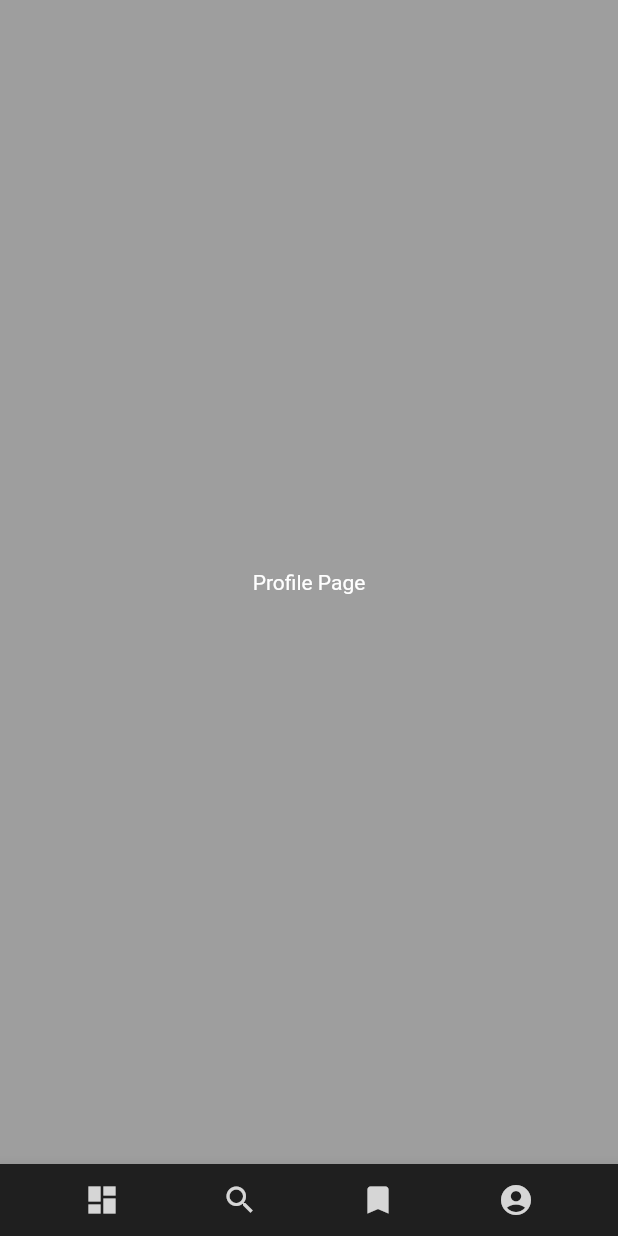
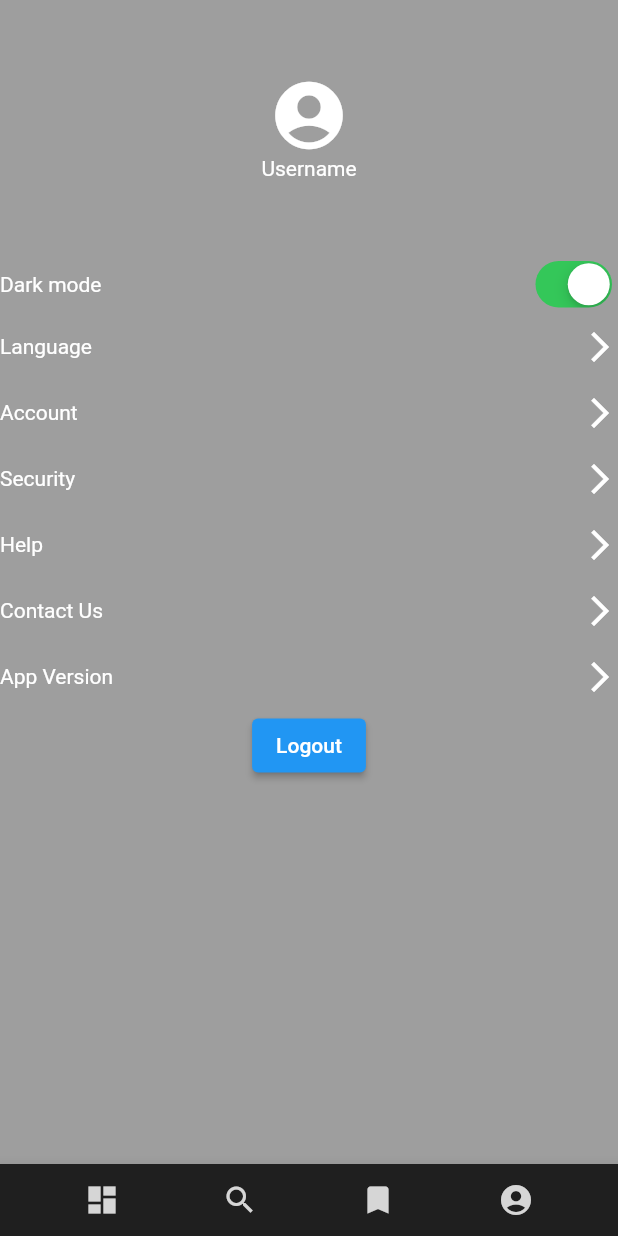
Before and after one commit to askpradana/flutternewsapi1, a Flutter app: the screen it shows after launch, swiped to page 4, on a phone screen of 412 x 824 dp. Run offline on Flutter 3.47's test engine with Material 2 defaults, Android fonts, the phone set to English and light mode, and no system bars; network calls fail.

Commit message:
add search and profile page

```diff
--- a/lib/components/appbar.dart
+++ /dev/null
@@ -1,41 +0,0 @@
-import 'package:flutter/material.dart';
-
-class CustomBottomAppBar extends StatelessWidget {
-  const CustomBottomAppBar({
-    Key? key,
-  }) : super(key: key);
-
-  static Color warnaAbu = Color(0xffD6D6D6);
-
-  @override
-  Widget build(BuildContext context) {
-    return BottomAppBar(
-      color: Color(0xff1F1F1F),
-      child: Row(
-        mainAxisAlignment: MainAxisAlignment.spaceEvenly,
-        children: [
-          IconButton(
-            onPressed: () {},
-            color: warnaAbu,
-            icon: Icon(Icons.dashboard),
-          ),
-          IconButton(
-            onPressed: () {},
-            color: warnaAbu,
-            icon: Icon(Icons.search),
-          ),
-          IconButton(
-            onPressed: () {},
-            color: warnaAbu,
-            icon: Icon(Icons.bookmark),
-          ),
-          IconButton(
-            onPressed: () {},
-            color: warnaAbu,
-            icon: Icon(Icons.account_circle),
-          ),
-        ],
-      ),
-    );
-  }
-}
--- /dev/null
+++ b/lib/components/bottomappbar.dart
@@ -0,0 +1,64 @@
+import 'package:flutter/material.dart';
+
+class CustomBottomAppBar extends StatefulWidget {
+  CustomBottomAppBar({
+    Key? key,
+    required this.pageController,
+  }) : super(key: key);
+
+  static Color warnaAbu = Color(0xffD6D6D6);
+  PageController pageController;
+
+  @override
+  State<CustomBottomAppBar> createState() => _CustomBottomAppBarState();
+}
+
+class _CustomBottomAppBarState extends State<CustomBottomAppBar> {
+  @override
+  Widget build(BuildContext context) {
+    return BottomAppBar(
+      color: Color(0xff1F1F1F),
+      child: Row(
+        mainAxisAlignment: MainAxisAlignment.spaceEvenly,
+        children: [
+          IconButton(
+            onPressed: () {
+              setState(() {
+                widget.pageController.jumpToPage(0);
+              });
+            },
+            color: CustomBottomAppBar.warnaAbu,
+            icon: Icon(Icons.dashboard),
+          ),
+          IconButton(
+            onPressed: () {
+              setState(() {
+                widget.pageController.jumpToPage(1);
+              });
+            },
+            color: CustomBottomAppBar.warnaAbu,
+            icon: Icon(Icons.search),
+          ),
+          IconButton(
+            onPressed: () {
+              setState(() {
+                widget.pageController.jumpToPage(2);
+              });
+            },
+            color: CustomBottomAppBar.warnaAbu,
+            icon: Icon(Icons.bookmark),
+          ),
+          IconButton(
+            onPressed: () {
+              setState(() {
+                widget.pageController.jumpToPage(3);
+              });
+            },
+            color: CustomBottomAppBar.warnaAbu,
+            icon: Icon(Icons.account_circle),
+          ),
+        ],
+      ),
+    );
+  }
+}
--- a/lib/components/newest_story.dart
+++ b/lib/components/newest_story.dart
@@ -2,7 +2,6 @@ import 'package:flutter/material.dart';
 import 'package:newsapi_wallstreetjournal/components/read_story.dart';
 import 'package:newsapi_wallstreetjournal/controller/api.dart';
 import 'package:newsapi_wallstreetjournal/model/model.dart';
-import 'package:newsapi_wallstreetjournal/pages/read_news.dart';
 
 class ManggilNewStory extends StatefulWidget {
   const ManggilNewStory({Key? key}) : super(key: key);
--- a/lib/pages/caller.dart
+++ b/lib/pages/caller.dart
@@ -1,10 +1,9 @@
 import 'package:flutter/material.dart';
 import 'package:flutter/services.dart';
-import 'package:newsapi_wallstreetjournal/components/appbar.dart';
+import 'package:newsapi_wallstreetjournal/components/bottomappbar.dart';
 import 'package:newsapi_wallstreetjournal/pages/bookmark.dart';
 import 'package:newsapi_wallstreetjournal/pages/mainpage.dart';
 import 'package:newsapi_wallstreetjournal/pages/profile.dart';
-import 'package:newsapi_wallstreetjournal/pages/search.dart';
 
 class HomePage extends StatefulWidget {
   const HomePage({Key? key}) : super(key: key);
@@ -15,6 +14,13 @@ class HomePage extends StatefulWidget {
 
 class _HomePageState extends State<HomePage> {
   PageController pageController = PageController();
+
+  @override
+  void initState() {
+    pageController = PageController(initialPage: 0);
+    super.initState();
+  }
+
   @override
   void dispose() {
     pageController.dispose();
@@ -31,7 +37,9 @@ class _HomePageState extends State<HomePage> {
         home: Scaffold(
           backgroundColor: Colors.black38,
           // backgroundColor: Colors.white,
-          bottomNavigationBar: CustomBottomAppBar(),
+          bottomNavigationBar: CustomBottomAppBar(
+            pageController: pageController,
+          ),
           body: Caller(
             pageController: pageController,
           ),
@@ -45,7 +53,7 @@ class Caller extends StatefulWidget {
     required this.pageController,
   }) : super(key: key);
 
-  PageController pageController = PageController();
+  PageController pageController;
 
   @override
   State<Caller> createState() => _CallerState();
@@ -53,29 +61,53 @@ class Caller extends StatefulWidget {
 
 class _CallerState extends State<Caller> {
   final page1 = mainPage();
-  final page2 = searchPage();
+  // final page2 = searchPage(searchbarTextController);
   final page3 = bookmarkPage();
   final page4 = profilePage();
+
+  TextEditingController searchbarTextController = TextEditingController();
 
   @override
   void initState() {
     super.initState();
-    widget.pageController = PageController();
+    searchbarTextController.addListener(printTulisanSearchBar);
   }
 
   @override
   void dispose() {
-    widget.pageController.dispose();
+    searchbarTextController.dispose();
     super.dispose();
+  }
+
+  searchPage() {
+    return Padding(
+      padding: const EdgeInsets.all(8.0),
+      child: TextField(
+        controller: searchbarTextController,
+        style: TextStyle(color: Colors.white),
+        decoration: InputDecoration(
+          border: OutlineInputBorder(),
+          hintText: 'Search something',
+          fillColor: Colors.grey,
+          filled: true,
+        ),
+      ),
+    );
+  }
+
+  printTulisanSearchBar() {
+    print('tulisan: ${searchbarTextController.text}');
   }
 
   @override
   Widget build(BuildContext context) {
     return SafeArea(
       child: PageView(
+        controller: widget.pageController,
         children: [
           page1,
-          page2,
+          // page2,
+          searchPage(),
           page3,
           page4,
         ],
--- a/lib/pages/profile.dart
+++ b/lib/pages/profile.dart
@@ -1,12 +1,110 @@
+import 'package:flutter/cupertino.dart';
 import 'package:flutter/material.dart';
 
+bool isDarkMode = true;
+
 profilePage() {
-  return Container(
-    child: Center(
-      child: Text(
-        "Profile Page",
-        style: TextStyle(color: Colors.white),
+  return Column(
+    children: [
+      Padding(
+        padding: const EdgeInsets.symmetric(vertical: 50),
+        child: Column(
+          children: [
+            Icon(
+              Icons.account_circle,
+              size: 54,
+              color: Colors.white,
+            ),
+            Text(
+              'Username',
+              style: TextStyle(color: Colors.white),
+            ),
+          ],
+        ),
       ),
-    ),
+      Column(
+        children: [
+          Row(
+            mainAxisAlignment: MainAxisAlignment.spaceBetween,
+            children: [
+              Text(
+                "Dark mode",
+                style: TextStyle(color: Colors.white),
+              ),
+              StatefulBuilder(
+                builder: (BuildContext context, setState) {
+                  return CupertinoSwitch(
+                      value: isDarkMode,
+                      onChanged: (val) {
+                        setState(() {
+                          isDarkMode = val;
+                        });
+                      });
+                },
+              ),
+            ],
+          ),
+          ClickableSetting(
+            namaSetting: 'Language',
+            namaSubSetting: 'English',
+          ),
+          ClickableSetting(namaSetting: 'Account'),
+          ClickableSetting(namaSetting: 'Security'),
+          ClickableSetting(namaSetting: 'Help'),
+          ClickableSetting(namaSetting: 'Contact Us'),
+          ClickableSetting(namaSetting: 'App Version'),
+        ],
+      ),
+      ElevatedButton(
+        onPressed: () {},
+        child: Text("Logout"),
+      ),
+    ],
   );
 }
+
+class ClickableSetting extends StatelessWidget {
+  const ClickableSetting({
+    Key? key,
+    required this.namaSetting,
+    this.namaSubSetting,
+  }) : super(key: key);
+
+  final String namaSetting;
+  final String? namaSubSetting;
+
+  @override
+  Widget build(BuildContext context) {
+    return Padding(
+      padding: const EdgeInsets.symmetric(vertical: 10),
+      child: GestureDetector(
+        onTap: () {
+          print('click on : $namaSetting');
+        },
+        child: Row(
+          mainAxisAlignment: MainAxisAlignment.spaceBetween,
+          children: [
+            Text(
+              namaSetting,
+              style: TextStyle(color: Colors.white),
+            ),
+            Row(
+              children: [
+                namaSubSetting != null
+                    ? Text(
+                        namaSubSetting!,
+                        style: TextStyle(color: Colors.grey),
+                      )
+                    : Text(''),
+                Icon(
+                  Icons.arrow_forward_ios_outlined,
+                  color: Colors.white,
+                ),
+              ],
+            ),
+          ],
+        ),
+      ),
+    );
+  }
+}
--- a/lib/pages/search.dart
+++ b/lib/pages/search.dart
@@ -1,12 +1 @@
-import 'package:flutter/material.dart';
-
-searchPage() {
-  return Container(
-    child: Center(
-      child: Text(
-        "Search page",
-        style: TextStyle(color: Colors.white),
-      ),
-    ),
-  );
-}
+// import 'package:flutter/material.dart';
```
